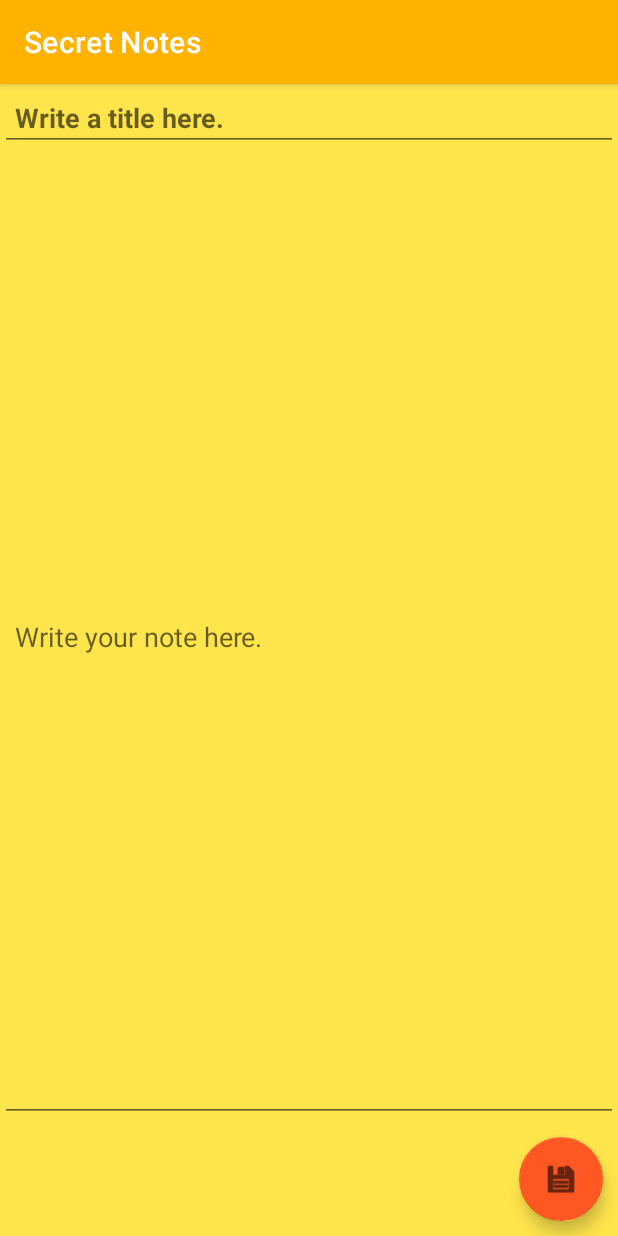
After one commit to arifgr/SecretNotes, an Android app: the fragment AddEditNoteFragment placed in its activity, on a phone screen of 412 x 824 dp. The commit adds this screen. Run offline under Robolectric (Android 15) with nearby library versions, the phone set to English and light mode, and no system bars; our stand-ins replace Dagger/Hilt's generated code, Room's generated code; 3 statements that could not run were skipped.

Commit message:
Add fragments, main activity, view models, jetpack navigation

```diff
--- /dev/null
+++ b/app/src/main/java/com/example/secretnotes/feature_note/presentation/MainActivity.kt
@@ -0,0 +1,24 @@
+package com.example.secretnotes.feature_note.presentation
+
+import androidx.appcompat.app.AppCompatActivity
+import android.os.Bundle
+import androidx.lifecycle.ViewModelProvider
+import com.example.secretnotes.R
+import com.example.secretnotes.feature_note.presentation.add_edit_notes.AddEditNoteViewModel
+import com.example.secretnotes.feature_note.presentation.notes.NotesViewModel
+import dagger.hilt.android.AndroidEntryPoint
+
+@AndroidEntryPoint
+class MainActivity : AppCompatActivity() {
+
+    lateinit var notesViewModel: NotesViewModel
+    lateinit var addEditNoteViewModel: AddEditNoteViewModel
+
+    override fun onCreate(savedInstanceState: Bundle?) {
+        super.onCreate(savedInstanceState)
+        setContentView(R.layout.activity_main)
+
+        notesViewModel = ViewModelProvider(this)[NotesViewModel::class.java]
+        addEditNoteViewModel = ViewModelProvider(this)[AddEditNoteViewModel::class.java]
+    }
+}
--- /dev/null
+++ b/app/src/main/java/com/example/secretnotes/feature_note/presentation/add_edit_notes/AddEditNoteFragment.kt
@@ -0,0 +1,86 @@
+package com.example.secretnotes.feature_note.presentation.add_edit_notes
+
+import android.os.Bundle
+import android.view.LayoutInflater
+import android.view.View
+import android.view.ViewGroup
+import android.widget.Toast
+import androidx.fragment.app.Fragment
+import androidx.navigation.fragment.findNavController
+import androidx.navigation.fragment.navArgs
+import com.example.secretnotes.R
+import com.example.secretnotes.databinding.FragmentAddEditNoteBinding
+import com.example.secretnotes.feature_note.domain.model.Note
+import com.example.secretnotes.feature_note.presentation.MainActivity
+import dagger.hilt.android.AndroidEntryPoint
+
+@AndroidEntryPoint
+class AddEditNoteFragment : Fragment(R.layout.fragment_add_edit_note) {
+
+    lateinit var addEditNoteViewModel: AddEditNoteViewModel
+    lateinit var noteNew: Note
+    private var _binding: FragmentAddEditNoteBinding? = null
+    private val binding get() = _binding!!
+    val args:  AddEditNoteFragmentArgs by navArgs()
+
+    override fun onCreateView(
+        inflater: LayoutInflater,
+        container: ViewGroup?,
+        savedInstanceState: Bundle?
+    ): View? {
+        _binding = FragmentAddEditNoteBinding.inflate(inflater, container, false)
+        return binding.root
+    }
+
+    override fun onViewCreated(view: View, savedInstanceState: Bundle?) {
+        super.onViewCreated(view, savedInstanceState)
+        addEditNoteViewModel = (activity as MainActivity).addEditNoteViewModel
+        val note = args.note
+        noteNew = note.copy()
+        binding.editTextTitle.setText(noteNew.title)
+        binding.editTextContent.setText(noteNew.content)
+        if (noteNew.isEdited)
+            binding.textViewIsEdited.visibility = View.VISIBLE
+        binding.floatingActionButtonSaveNote.setOnClickListener {
+            noteNew.title = binding.editTextTitle.text.toString()
+            noteNew.content = binding.editTextContent.text.toString()
+            noteNew.timestamp = System.currentTimeMillis()
+            noteNew.imageUrl = binding.editTextContent.text.toString()
+
+            if (noteNew.title.isBlank() || noteNew.content.isBlank())
+                Toast.makeText(activity, "Title or content cannot be empty", Toast.LENGTH_SHORT)
+                    .show()
+            else {
+                if (noteNew.id != null) {
+                    noteNew.isEdited = true
+                    binding.textViewIsEdited.visibility = View.VISIBLE
+                }
+                addEditNoteViewModel.saveEditNote(noteNew)
+                Toast.makeText(activity, "The note has been saved", Toast.LENGTH_SHORT).show()
+                findNavController().navigate(R.id.action_addEditNoteFragment_to_notesFragment)
+            }
+        }
+        with(binding.floatingActionButtonDeleteNote) {
+            if (noteNew.id != null) {
+                visibility = View.VISIBLE
+            }
+            setOnClickListener {
+                addEditNoteViewModel.deleteNote(noteNew)
+                Toast.makeText(activity, "The note has been deleted", Toast.LENGTH_SHORT).show()
+                findNavController().navigate(R.id.action_addEditNoteFragment_to_notesFragment)
+            }
+        }
+    }
+
+    override fun onPause() {
+        super.onPause()
+        binding.editTextTitle.clearFocus()
+        binding.editTextContent.clearFocus()
+    }
+
+    override fun onDestroyView() {
+        super.onDestroyView()
+        _binding = null
+    }
+
+}
--- /dev/null
+++ b/app/src/main/java/com/example/secretnotes/feature_note/presentation/add_edit_notes/AddEditNoteViewModel.kt
@@ -0,0 +1,24 @@
+package com.example.secretnotes.feature_note.presentation.add_edit_notes
+
+import androidx.lifecycle.ViewModel
+import androidx.lifecycle.viewModelScope
+import com.example.secretnotes.feature_note.domain.model.Note
+import com.example.secretnotes.feature_note.domain.use_case.NoteUseCases
+import dagger.hilt.android.lifecycle.HiltViewModel
+import kotlinx.coroutines.launch
+import javax.inject.Inject
+
+@HiltViewModel
+class AddEditNoteViewModel @Inject constructor(
+    private val noteUseCases: NoteUseCases
+) : ViewModel() {
+
+    fun saveEditNote(note: Note) = viewModelScope.launch {
+        noteUseCases.addNote.invoke(note)
+    }
+
+
+    fun deleteNote(note: Note) = viewModelScope.launch {
+        noteUseCases.deleteNote.invoke(note)
+    }
+}
--- /dev/null
+++ b/app/src/main/java/com/example/secretnotes/feature_note/presentation/notes/NotesAdapter.kt
@@ -0,0 +1,63 @@
+package com.example.secretnotes.feature_note.presentation.notes
+
+import android.view.LayoutInflater
+import android.view.View
+import android.view.ViewGroup
+import androidx.recyclerview.widget.RecyclerView
+import com.example.secretnotes.databinding.ItemNoteBinding
+import com.example.secretnotes.feature_note.domain.model.Note
+import java.text.SimpleDateFormat
+import java.util.*
+
+class NotesAdapter(val noteList: List<Note>) : RecyclerView.Adapter<NotesAdapter.NoteViewHolder>() {
+
+    private lateinit var mListener: onItemClickListener
+
+    inner class NoteViewHolder(val binding: ItemNoteBinding, listener: onItemClickListener) :
+        RecyclerView.ViewHolder(binding.root) {
+        fun bindItems(get: Note) {
+            binding.textViewDate.text = convertLongToDate(get.timestamp)
+            binding.textViewTitle.text = get.title
+            if (get.isEdited)
+                binding.textViewNoteIsEdited.visibility = View.VISIBLE
+            binding.textViewNoteSummary.text = get.content
+        }
+
+        init {
+            binding.root.setOnClickListener {
+                listener.onItemClick(adapterPosition)
+            }
+        }
+
+    }
+
+    override fun onCreateViewHolder(parent: ViewGroup, viewType: Int): NoteViewHolder {
+        val binding = ItemNoteBinding.inflate(LayoutInflater.from(parent.context), parent, false)
+        return NoteViewHolder(binding, mListener)
+    }
+
+    override fun onBindViewHolder(holder: NoteViewHolder, position: Int) {
+        holder.bindItems(noteList[position])
+    }
+
+    override fun getItemCount(): Int {
+        return noteList.size
+    }
+
+    interface onItemClickListener {
+        fun onItemClick(position: Int)
+    }
+
+    fun setOnItemClickListener(listener: onItemClickListener) {
+        mListener = listener
+    }
+
+    private fun convertLongToDate(time: Long): String {
+
+        val date = Date(time)
+        val format = SimpleDateFormat(
+            "dd/M/yyyy hh:mm", Locale.getDefault()
+        )
+        return format.format(date)
+    }
+}
--- /dev/null
+++ b/app/src/main/java/com/example/secretnotes/feature_note/presentation/notes/NotesFragment.kt
@@ -0,0 +1,75 @@
+package com.example.secretnotes.feature_note.presentation.notes
+
+import android.os.Bundle
+import androidx.fragment.app.Fragment
+import android.view.LayoutInflater
+import android.view.View
+import android.view.ViewGroup
+import androidx.lifecycle.Observer
+import androidx.navigation.fragment.findNavController
+import androidx.recyclerview.widget.LinearLayoutManager
+import com.example.secretnotes.R
+import com.example.secretnotes.databinding.FragmentNotesBinding
+import com.example.secretnotes.feature_note.domain.model.Note
+import com.example.secretnotes.feature_note.presentation.MainActivity
+import dagger.hilt.android.AndroidEntryPoint
+
+@AndroidEntryPoint
+class NotesFragment : Fragment(R.layout.fragment_notes) {
+
+    private lateinit var notesViewModel: NotesViewModel
+    lateinit var notesAdapter: NotesAdapter
+    private var _binding: FragmentNotesBinding? = null
+    private val binding get() = _binding!!
+
+    override fun onCreateView(
+        inflater: LayoutInflater,
+        container: ViewGroup?,
+        savedInstanceState: Bundle?
+    ): View? {
+        _binding = FragmentNotesBinding.inflate(inflater, container, false)
+        return binding.root
+    }
+
+    override fun onViewCreated(view: View, savedInstanceState: Bundle?) {
+        super.onViewCreated(view, savedInstanceState)
+        notesViewModel = (activity as MainActivity).notesViewModel
+
+        setupRecyclerView(listOf())
+        notesViewModel.getNotes().observe(viewLifecycleOwner, Observer { notes ->
+            setupRecyclerView(notes)
+        })
+
+        binding.floatingActionButtonAddNote.setOnClickListener {
+            val noteToPass = Note("", "", 0, "", false, null)
+            val bundle2 = Bundle().apply {
+                putSerializable("note", noteToPass)
+            }
+            findNavController().navigate(R.id.action_notesFragment_to_addEditNoteFragment, bundle2)
+        }
+
+
+    }
+
+    override fun onDestroyView() {
+        super.onDestroyView()
+        _binding = null
+    }
+
+    private fun setupRecyclerView(notes: List<Note>) {
+        notesAdapter = NotesAdapter(notes)
+        binding.recyclerViewNotes.apply {
+            adapter = notesAdapter
+            layoutManager = LinearLayoutManager(activity)
+        }
+        notesAdapter.setOnItemClickListener(object : NotesAdapter.onItemClickListener{
+            override fun onItemClick(position: Int) {
+                val bundle = Bundle().apply {
+                    putSerializable("note", notes[position])
+                }
+                findNavController().navigate(R.id.action_notesFragment_to_addEditNoteFragment, bundle)
+            }
+
+        })
+    }
+}
--- /dev/null
+++ b/app/src/main/java/com/example/secretnotes/feature_note/presentation/notes/NotesViewModel.kt
@@ -0,0 +1,14 @@
+package com.example.secretnotes.feature_note.presentation.notes
+
+import androidx.lifecycle.ViewModel
+import com.example.secretnotes.feature_note.domain.use_case.NoteUseCases
+import dagger.hilt.android.lifecycle.HiltViewModel
+import javax.inject.Inject
+
+@HiltViewModel
+class NotesViewModel @Inject constructor(
+    private val noteUseCases: NoteUseCases
+) : ViewModel() {
+
+    fun getNotes() = noteUseCases.getNotes.invoke()
+}
--- a/app/src/main/res/layout/activity_main.xml
+++ b/app/src/main/res/layout/activity_main.xml
@@ -4,15 +4,18 @@
     xmlns:tools="http://schemas.android.com/tools"
     android:layout_width="match_parent"
     android:layout_height="match_parent"
-    tools:context=".MainActivity">
+    tools:context=".feature_note.presentation.MainActivity">
 
-    <TextView
-        android:layout_width="wrap_content"
-        android:layout_height="wrap_content"
-        android:text="Hello World!"
+    <androidx.fragment.app.FragmentContainerView
+        android:id="@+id/fragmentContainerView"
+        android:name="androidx.navigation.fragment.NavHostFragment"
+        android:layout_width="match_parent"
+        android:layout_height="match_parent"
+        app:defaultNavHost="true"
         app:layout_constraintBottom_toBottomOf="parent"
         app:layout_constraintEnd_toEndOf="parent"
         app:layout_constraintStart_toStartOf="parent"
-        app:layout_constraintTop_toTopOf="parent" />
+        app:layout_constraintTop_toTopOf="parent"
+        app:navGraph="@navigation/nav_graph" />
 
 </androidx.constraintlayout.widget.ConstraintLayout>
--- /dev/null
+++ b/app/src/main/res/layout/fragment_add_edit_note.xml
@@ -0,0 +1,65 @@
+<?xml version="1.0" encoding="utf-8"?>
+<LinearLayout xmlns:android="http://schemas.android.com/apk/res/android"
+    xmlns:tools="http://schemas.android.com/tools"
+    android:layout_width="match_parent"
+    android:layout_height="match_parent"
+    android:background="@color/note_color"
+    android:orientation="vertical"
+    tools:context=".feature_note.presentation.add_edit_notes.AddEditNoteFragment">
+
+    <LinearLayout
+        android:layout_width="match_parent"
+        android:layout_height="wrap_content"
+        android:orientation="horizontal">
+
+        <androidx.appcompat.widget.AppCompatEditText
+            android:id="@+id/editTextTitle"
+            android:layout_width="0dp"
+            android:layout_height="match_parent"
+            android:layout_weight="1"
+            android:hint="@string/write_a_title_here"
+            android:padding="10dp"
+            android:textStyle="bold" />
+
+        <com.google.android.material.floatingactionbutton.FloatingActionButton
+            android:id="@+id/floatingActionButtonDeleteNote"
+            android:layout_width="wrap_content"
+            android:layout_height="wrap_content"
+            android:layout_gravity="right|center_vertical"
+            android:layout_margin="10dp"
+            android:clickable="true"
+            android:contentDescription="@string/delete_note"
+            android:focusable="true"
+            android:src="@android:drawable/ic_menu_delete"
+            android:visibility="gone" />
+
+    </LinearLayout>
+
+
+    <TextView
+        android:id="@+id/textViewIsEdited"
+        android:layout_width="match_parent"
+        android:layout_height="wrap_content"
+        android:text="@string/edited"
+        android:visibility="gone" />
+
+    <androidx.appcompat.widget.AppCompatEditText
+        android:id="@+id/editTextContent"
+        android:layout_width="match_parent"
+        android:layout_height="0dp"
+        android:layout_weight="1"
+        android:hint="@string/write_your_note_here"
+        android:padding="10dp" />
+
+    <com.google.android.material.floatingactionbutton.FloatingActionButton
+        android:id="@+id/floatingActionButtonSaveNote"
+        android:layout_width="wrap_content"
+        android:layout_height="wrap_content"
+        android:layout_gravity="right"
+        android:layout_margin="10dp"
+        android:clickable="true"
+        android:contentDescription="@string/save_note"
+        android:focusable="true"
+        android:src="@android:drawable/ic_menu_save" />
+
+</LinearLayout>
--- /dev/null
+++ b/app/src/main/res/navigation/nav_graph.xml
@@ -0,0 +1,29 @@
+<?xml version="1.0" encoding="utf-8"?>
+<navigation xmlns:android="http://schemas.android.com/apk/res/android"
+    xmlns:app="http://schemas.android.com/apk/res-auto"
+    xmlns:tools="http://schemas.android.com/tools"
+    android:id="@+id/nav_graph"
+    app:startDestination="@id/notesFragment">
+
+    <fragment
+        android:id="@+id/notesFragment"
+        android:name="com.example.secretnotes.feature_note.presentation.notes.NotesFragment"
+        android:label="fragment_notes"
+        tools:layout="@layout/fragment_notes">
+        <action
+            android:id="@+id/action_notesFragment_to_addEditNoteFragment"
+            app:destination="@id/addEditNoteFragment" />
+    </fragment>
+    <fragment
+        android:id="@+id/addEditNoteFragment"
+        android:name="com.example.secretnotes.feature_note.presentation.add_edit_notes.AddEditNoteFragment"
+        android:label="fragment_add_edit_note"
+        tools:layout="@layout/fragment_add_edit_note">
+        <action
+            android:id="@+id/action_addEditNoteFragment_to_notesFragment"
+            app:destination="@id/notesFragment" />
+        <argument
+            android:name="note"
+            app:argType="com.example.secretnotes.feature_note.domain.model.Note" />
+    </fragment>
+</navigation>
--- a/app/src/main/res/values-night/themes.xml
+++ b/app/src/main/res/values-night/themes.xml
@@ -2,15 +2,15 @@
     <!-- Base application theme. -->
     <style name="Theme.SecretNotes" parent="Theme.MaterialComponents.DayNight.DarkActionBar">
         <!-- Primary brand color. -->
-        <item name="colorPrimary">@color/purple_200</item>
-        <item name="colorPrimaryVariant">@color/purple_700</item>
+        <item name="colorPrimary">@color/primary_yellow</item>
+        <item name="colorPrimaryVariant">@color/dark_yellow</item>
         <item name="colorOnPrimary">@color/black</item>
         <!-- Secondary brand color. -->
-        <item name="colorSecondary">@color/teal_200</item>
-        <item name="colorSecondaryVariant">@color/teal_200</item>
+        <item name="colorSecondary">@color/secondary_pink</item>
+        <item name="colorSecondaryVariant">@color/dark_pink</item>
         <item name="colorOnSecondary">@color/black</item>
         <!-- Status bar color. -->
-        <item name="android:statusBarColor">?attr/colorPrimaryVariant</item>
+        <item name="android:statusBarColor" tools:targetApi="l">?attr/colorPrimaryVariant</item>
         <!-- Customize your theme here. -->
     </style>
 </resources>
--- a/app/src/main/res/values/colors.xml
+++ b/app/src/main/res/values/colors.xml
@@ -6,5 +6,13 @@
     <color name="teal_200">#FF03DAC5</color>
     <color name="teal_700">#FF018786</color>
     <color name="black">#FF000000</color>
+    <color name="grey">#2B2B2B</color>
     <color name="white">#FFFFFFFF</color>
+    <color name="primary_yellow">#ffb300</color>
+    <color name="dark_yellow">#c68400</color>
+    <color name="light_yellow">#ffe54c</color>
+    <color name="secondary_pink">#ff5722</color>
+    <color name="dark_pink">#c41c00</color>
+    <color name="light_pink">#ff8a50</color>
+    <color name="note_color">#ffe54c</color>
 </resources>
--- a/app/src/main/res/values/strings.xml
+++ b/app/src/main/res/values/strings.xml
@@ -1,3 +1,15 @@
 <resources>
     <string name="app_name">Secret Notes</string>
+    <string name="title">Title</string>
+    <string name="lorem">Lorem ipsum dolor sit amet, consectetur adipiscing elit.</string>
+    <string name="date">date</string>
+    <string name="delete">Delete</string>
+    <!-- TODO: Remove or change this placeholder text -->
+    <string name="hello_blank_fragment">Hello blank fragment</string>
+    <string name="edited">(edited)</string>
+    <string name="write_your_note_here">Write your note here.</string>
+    <string name="write_a_title_here">Write a title here.</string>
+    <string name="add_note">Add Note</string>
+    <string name="save_note">Save Note</string>
+    <string name="delete_note">Delete Note</string>
 </resources>
--- a/app/src/main/res/values/themes.xml
+++ b/app/src/main/res/values/themes.xml
@@ -2,15 +2,15 @@
     <!-- Base application theme. -->
     <style name="Theme.SecretNotes" parent="Theme.MaterialComponents.DayNight.DarkActionBar">
         <!-- Primary brand color. -->
-        <item name="colorPrimary">@color/purple_500</item>
-        <item name="colorPrimaryVariant">@color/purple_700</item>
-        <item name="colorOnPrimary">@color/white</item>
+        <item name="colorPrimary">@color/primary_yellow</item>
+        <item name="colorPrimaryVariant">@color/dark_yellow</item>
+        <item name="colorOnPrimary">@color/black</item>
         <!-- Secondary brand color. -->
-        <item name="colorSecondary">@color/teal_200</item>
-        <item name="colorSecondaryVariant">@color/teal_700</item>
+        <item name="colorSecondary">@color/secondary_pink</item>
+        <item name="colorSecondaryVariant">@color/dark_pink</item>
         <item name="colorOnSecondary">@color/black</item>
         <!-- Status bar color. -->
-        <item name="android:statusBarColor">?attr/colorPrimaryVariant</item>
+        <item name="android:statusBarColor" tools:targetApi="l">?attr/colorPrimaryVariant</item>
         <!-- Customize your theme here. -->
     </style>
 </resources>
```
Also changed, not shown: app/build.gradle (+5 -3 lines), app/src/main/AndroidManifest.xml (+4 -6 lines), app/src/main/java/com/example/secretnotes/MainActivity.kt (deleted, +0 -11 lines), app/src/main/java/com/example/secretnotes/SecretNotes.kt (added, +7 -0 lines), app/src/main/res/layout/fragment_notes.xml (added, +26 -0 lines), app/src/main/res/layout/item_note.xml (added, +76 -0 lines), build.gradle (+8 -0 lines).
